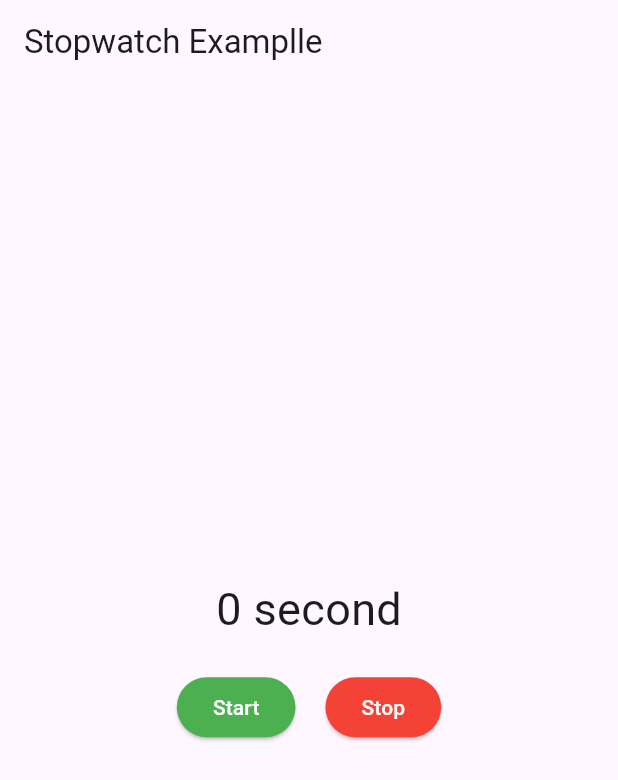
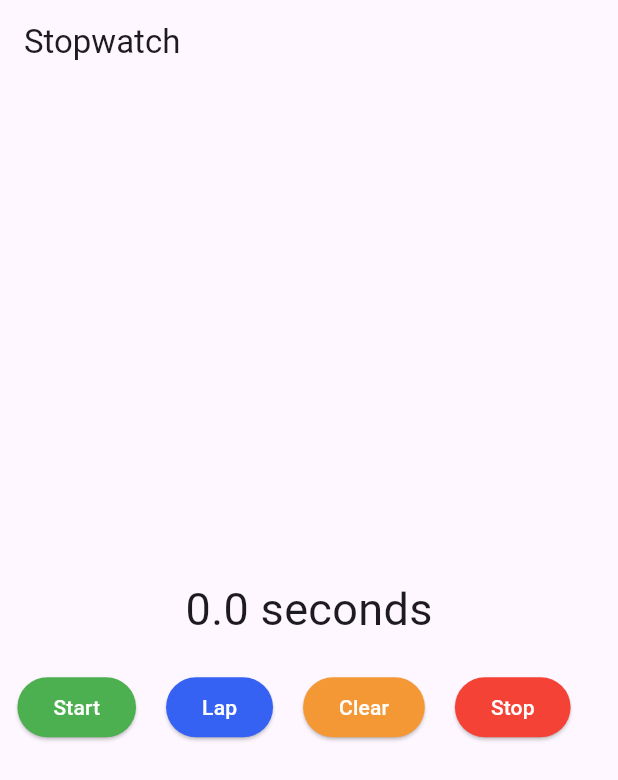
Before and after one commit to KhushDobariya268/Fultter_practical, a Flutter app: the screen it shows after launch, on a phone screen of 412 x 824 dp. Shown: the top 780 px of the screen. Run offline on Flutter 3.47's test engine with Material 3 defaults, Android fonts, the phone set to English and light mode, and no system bars.

Commit message:
lap and Clear

```diff
--- a/lib/stopwatch/stopwatch.dart
+++ b/lib/stopwatch/stopwatch.dart
@@ -9,78 +9,145 @@
 }
 
 class StopwatchExampleState extends State<StopwatchExample> {
-  int second = 0;
+  int milliseconds = 0;
   late Timer timer;
   bool isRunning = false;
+  final laps = <int>[];
+
+  void _lap(){
+    setState(() {
+      laps.add(milliseconds);
+      milliseconds = 0;
+    });
+    print(laps);
+  }
+  void _clear(){
+    setState(() {
+      laps.clear();
+      milliseconds = 0;
+    });
+  }
+
+  Widget _buildCounter(BuildContext context){
+    return Container(
+      color: Theme.of(context).primaryColor,
+      child: Column(
+        mainAxisAlignment: MainAxisAlignment.center,
+        children: [
+
+          Text('Lap ${laps.length + 1}',style: Theme.of(context).textTheme.headlineSmall!.copyWith(color: Colors.white)),
+          Text(_millisToSecond(milliseconds),
+              style: Theme.of(context)
+              .textTheme
+              .bodyMedium!
+              .copyWith(color: Colors.white)),
+        ],
+      ),
+
+    );
+  }
+
   @override
-  void initState(){
+  void initState() {
     super.initState();
-    timer = Timer.periodic(Duration(seconds: 1),_onTick);
   }
+
   @override
-  void dispose(){
-  timer.cancel();
+  void dispose() {
     super.dispose();
   }
 
-  void _onTick(Timer timer){
+  void _onTick(Timer timer) {
     setState(() {
-      if(isRunning) {
-        second++;
+      if(isRunning){
+        //seconds++;
+        milliseconds += 100;
       }
     });
   }
-  void _startTimer(){
+
+  void _startTimer() {
+    timer = Timer.periodic(const Duration(milliseconds: 100), _onTick);
     setState(() {
+      //seconds = 0;
+      milliseconds = 0;
       isRunning = true;
     });
   }
-  void _stopTimer(){
+
+  void _stopTimer() {
+    timer.cancel();
     setState(() {
       isRunning = false;
     });
   }
 
 
-  String _secondTOText() => second == 1 ? '1 second' : '$second second';
+  String _millisToSecond(millis) {
+    final seconds = (millis / 1000);
+    return '$seconds seconds';
+  }
+
   @override
   Widget build(BuildContext context) {
     return Scaffold(
         appBar: AppBar(
-        title: const Text('Stopwatch Examplle'),
+          title: const Text('Stopwatch'),
         ),
-      body: Center(
-        child: Column(
+        body: Column(
           mainAxisAlignment: MainAxisAlignment.center,
           children: [
             Center(
-              child: Text(_secondTOText(),
-              style: TextStyle(fontSize: 30),
+              child: Text(
+                _millisToSecond(milliseconds),
+                style: const TextStyle(fontSize: 30),
               ),
             ),
-            const SizedBox(height: 20,),
+            const SizedBox(height: 20),
             Row(mainAxisAlignment: MainAxisAlignment.center,
               children: [
-                ElevatedButton(onPressed: _startTimer,
+                ElevatedButton(
+                  onPressed: _startTimer,
                   style: ButtonStyle(
                     backgroundColor: WidgetStateProperty.all<Color>(Colors.green),
                     foregroundColor: WidgetStateProperty.all<Color>(Colors.white),
                   ),
                   child: const Text('Start'),
                 ),
-                const SizedBox(width: 20,),
-                ElevatedButton(onPressed: _stopTimer,
+                const SizedBox(width: 20),
+
+                ElevatedButton(
+                  onPressed:  _lap,
+                  style: ButtonStyle(
+                    backgroundColor: WidgetStateProperty.all<Color>(const Color.fromARGB(255, 54, 98, 244)),
+                    foregroundColor: WidgetStateProperty.all<Color>(Colors.white),
+                  ),
+                  child: const Text('Lap'),
+                ),
+                const SizedBox(width: 20),
+
+                ElevatedButton(
+                  onPressed: _clear,
+                  style: ButtonStyle(
+                    backgroundColor: WidgetStateProperty.all<Color>(const Color.fromARGB(255, 244, 152, 54)),
+                    foregroundColor: WidgetStateProperty.all<Color>(Colors.white),
+                  ),
+                  child: const Text('Clear'),
+                ),
+                const SizedBox(width: 20),
+
+                ElevatedButton(
+                  onPressed: _stopTimer,
                   style: ButtonStyle(
                     backgroundColor: WidgetStateProperty.all<Color>(Colors.red),
                     foregroundColor: WidgetStateProperty.all<Color>(Colors.white),
                   ),
                   child: const Text('Stop'),
                 ),
-              ],
-            )
+                const SizedBox(width: 20),
               ],
             ),
-      )
+          ],)
     );
   }
 }
```
Lines whose indentation alone changed are shown as unchanged.
